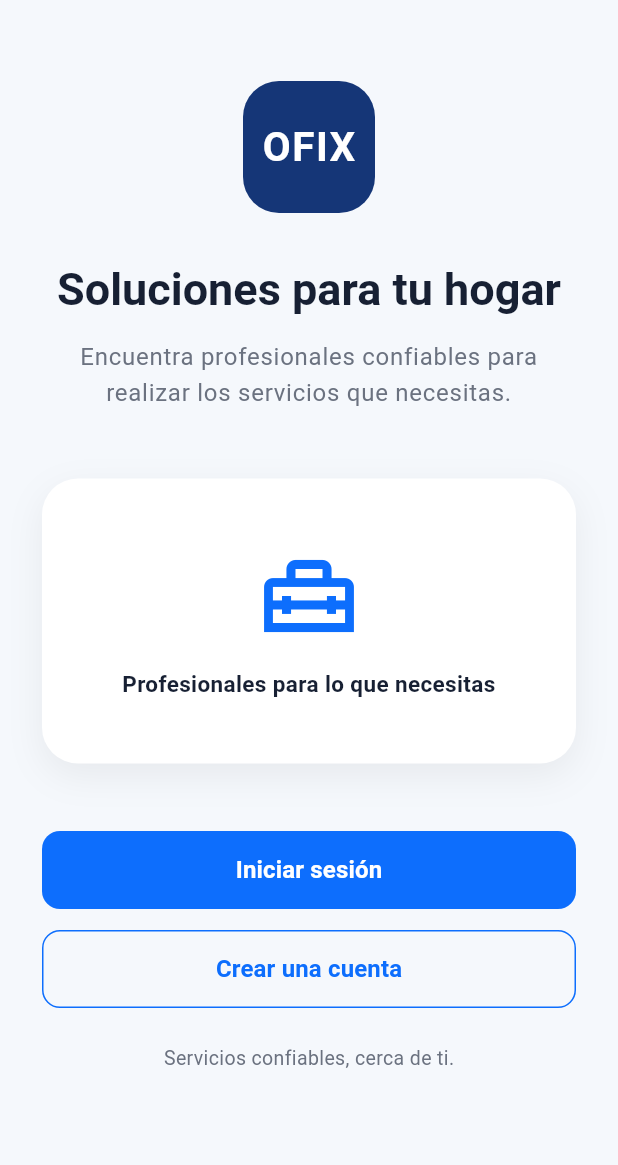
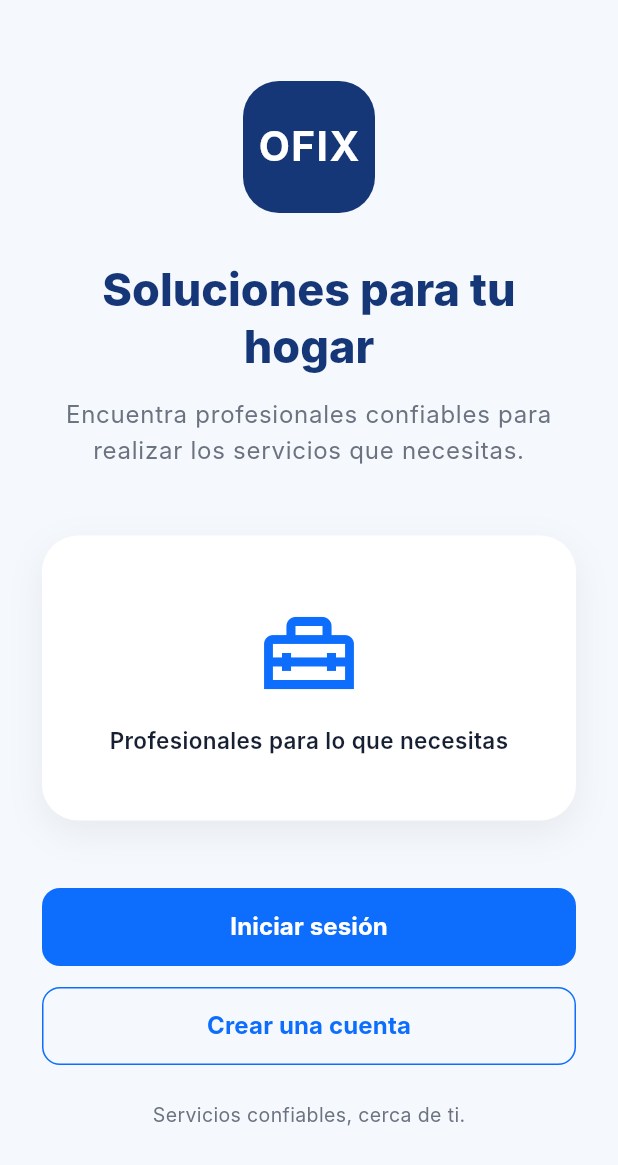
Before and after one commit to Alexander-RV/ofix_app, a Flutter app: the screen it shows after launch, on a phone screen of 412 x 824 dp. Shown: the top 1165 px of the screen. Run offline on Flutter 3.47's test engine with Material 3 defaults, Android fonts, the phone set to English and light mode, and no system bars; our stand-ins replace shared_preferences; Roboto replaces fonts that are missing (Inter).

Commit message:
feat(app): sistema de diseño OFIX (tema y widgets reutilizables)

```diff
--- a/lib/theme/app_theme.dart
+++ b/lib/theme/app_theme.dart
@@ -1,6 +1,9 @@
 import 'package:flutter/material.dart';
 
+
+// ---------- Paleta OFIX ----------
 class OfixColors {
+  // Los nombres originales se conservan: las pantallas actuales los usan.
   static const Color primary = Color(0xFF0D6EFD);
   static const Color darkBlue = Color(0xFF153677);
 
@@ -13,66 +16,155 @@ class OfixColors {
   static const Color success = Color(0xFF16A34A);
   static const Color warning = Color(0xFFF59E0B);
   static const Color error = Color(0xFFDC2626);
+
+  // Nuevos: bordes y fondos suaves para chips, iconos y tarjetas
+  static const Color border = Color(0xFFE3E9F2);
+  static const Color primarySoft = Color(0xFFE8F0FE);
+  static const Color successSoft = Color(0xFFDCFCE7);
+  static const Color warningSoft = Color(0xFFFEF3C7);
+  static const Color errorSoft = Color(0xFFFEE2E2);
 }
 
+// ---------- Tema global ----------
+class OfixTheme {
+  // Radio estándar de campos y botones
+  static const double _radius = 12;
 
+  static ThemeData get theme {
+    // Estilos de texto base; luego se les aplica la fuente Inter
+    const baseText = TextTheme(
+      headlineLarge: TextStyle(
+        fontSize: 30,
+        fontWeight: FontWeight.w800,
+        color: OfixColors.darkBlue,
+      ),
+      headlineMedium: TextStyle(
+        fontSize: 24,
+        fontWeight: FontWeight.w800,
+        color: OfixColors.darkBlue,
+      ),
+      titleLarge: TextStyle(
+        fontSize: 20,
+        fontWeight: FontWeight.w700,
+        color: OfixColors.darkBlue,
+      ),
+      titleMedium: TextStyle(
+        fontSize: 16,
+        fontWeight: FontWeight.w700,
+        color: OfixColors.textPrimary,
+      ),
+      bodyLarge: TextStyle(
+        fontSize: 16,
+        color: OfixColors.textPrimary,
+      ),
+      bodyMedium: TextStyle(
+        fontSize: 14,
+        color: OfixColors.textSecondary,
+      ),
+      labelLarge: TextStyle(
+        fontSize: 15,
+        fontWeight: FontWeight.w600,
+      ),
+    );
 
-class OfixTheme {
-  static ThemeData theme = ThemeData(
+    return ThemeData(
       useMaterial3: true,
-
       scaffoldBackgroundColor: OfixColors.background,
 
       colorScheme: ColorScheme.fromSeed(
         seedColor: OfixColors.primary,
         brightness: Brightness.light,
+      ).copyWith(
+        primary: OfixColors.primary,
+        surface: OfixColors.white,
       ),
 
-    appBarTheme: const AppBarTheme(
+      // Inter se incluye como archivo local
+      // mientras no exista, Flutter usa la fuente por defecto sin fallar
+
+      fontFamily: 'Inter',
+      textTheme: baseText,
+
+      // Barra superior blanca, sin sombra ni tinte
+      appBarTheme: AppBarTheme(
         backgroundColor: OfixColors.white,
         foregroundColor: OfixColors.textPrimary,
+        surfaceTintColor: Colors.transparent,
         elevation: 0,
-    ),
-
-    textTheme: const TextTheme(
-      headlineLarge: TextStyle(
-        fontSize: 30,
-        fontWeight: FontWeight.bold,
-        color: OfixColors.textPrimary,
-      ),
-
-      headlineMedium: TextStyle(
-        fontSize: 24,
-        fontWeight: FontWeight.bold,
-        color: OfixColors.textPrimary,
-      ),
-
-      titleLarge: TextStyle(
-        fontSize: 20,
-        fontWeight: FontWeight.bold,
-        color: OfixColors.textPrimary,
-      ),
-
-      bodyLarge: TextStyle(
-        fontSize: 16,
-        color: OfixColors.textPrimary,
-      ),
-
-      bodyMedium: TextStyle(
-        fontSize: 14,
-        color: OfixColors.textSecondary,
+        centerTitle: false,
+        titleTextStyle: const TextStyle(
+          fontSize: 18,
+          fontWeight: FontWeight.w700,
+          color: OfixColors.darkBlue,
         ),
       ),
 
+      // Tarjetas: blancas, borde fino, sin sombra
+      cardTheme: CardThemeData(
+        color: OfixColors.white,
+        surfaceTintColor: Colors.transparent,
+        elevation: 0,
+        shape: RoundedRectangleBorder(
+          borderRadius: BorderRadius.circular(16),
+          side: const BorderSide(color: OfixColors.border),
+        ),
+      ),
+
+      // Campos de texto: fondo blanco y borde suave
+      inputDecorationTheme: InputDecorationTheme(
+        filled: true,
+        fillColor: OfixColors.white,
+        contentPadding:
+            const EdgeInsets.symmetric(horizontal: 16, vertical: 16),
+        hintStyle: const TextStyle(color: Color(0xFF9CA3AF)),
+        border: OutlineInputBorder(
+          borderRadius: BorderRadius.circular(_radius),
+          borderSide: const BorderSide(color: OfixColors.border),
+        ),
+        enabledBorder: OutlineInputBorder(
+          borderRadius: BorderRadius.circular(_radius),
+          borderSide: const BorderSide(color: OfixColors.border),
+        ),
+        focusedBorder: OutlineInputBorder(
+          borderRadius: BorderRadius.circular(_radius),
+          borderSide:
+              const BorderSide(color: OfixColors.primary, width: 1.6),
+        ),
+        errorBorder: OutlineInputBorder(
+          borderRadius: BorderRadius.circular(_radius),
+          borderSide: const BorderSide(color: OfixColors.error),
+        ),
+        focusedErrorBorder: OutlineInputBorder(
+          borderRadius: BorderRadius.circular(_radius),
+          borderSide: const BorderSide(color: OfixColors.error, width: 1.6),
+        ),
+      ),
+
+      // Botones (mismo ancho completo que ya usaban las pantallas)
       elevatedButtonTheme: ElevatedButtonThemeData(
         style: ElevatedButton.styleFrom(
           backgroundColor: OfixColors.primary,
           foregroundColor: OfixColors.white,
           minimumSize: const Size(double.infinity, 52),
           shape: RoundedRectangleBorder(
-          borderRadius: BorderRadius.circular(12),
+            borderRadius: BorderRadius.circular(_radius),
           ),
           elevation: 0,
+        ),
+      ),
+
+      filledButtonTheme: FilledButtonThemeData(
+        style: FilledButton.styleFrom(
+          backgroundColor: OfixColors.primary,
+          foregroundColor: OfixColors.white,
+          minimumSize: const Size(0, 52),
+          textStyle: const TextStyle(
+            fontSize: 15,
+            fontWeight: FontWeight.w600,
+          ),
+          shape: RoundedRectangleBorder(
+            borderRadius: BorderRadius.circular(_radius),
+          ),
         ),
       ),
 
@@ -80,13 +172,61 @@ class OfixTheme {
         style: OutlinedButton.styleFrom(
           foregroundColor: OfixColors.primary,
           minimumSize: const Size(double.infinity, 52),
-        side: const BorderSide(
-          color: OfixColors.primary,
-        ),
+          side: const BorderSide(color: OfixColors.primary),
           shape: RoundedRectangleBorder(
-          borderRadius: BorderRadius.circular(12),
+            borderRadius: BorderRadius.circular(_radius),
           ),
         ),
       ),
+
+      textButtonTheme: TextButtonThemeData(
+        style: TextButton.styleFrom(
+          foregroundColor: OfixColors.primary,
+          textStyle: const TextStyle(fontWeight: FontWeight.w600),
+        ),
+      ),
+
+      // Barra de navegación inferior (celular)
+      navigationBarTheme: NavigationBarThemeData(
+        backgroundColor: OfixColors.white,
+        surfaceTintColor: Colors.transparent,
+        indicatorColor: OfixColors.primarySoft,
+        labelTextStyle: WidgetStateProperty.resolveWith((states) {
+          final activo = states.contains(WidgetState.selected);
+          return TextStyle(
+            fontSize: 12,
+            fontWeight: activo ? FontWeight.w700 : FontWeight.w500,
+            color: activo ? OfixColors.primary : OfixColors.textSecondary,
+          );
+        }),
+        iconTheme: WidgetStateProperty.resolveWith((states) {
+          final activo = states.contains(WidgetState.selected);
+          return IconThemeData(
+            color: activo ? OfixColors.primary : OfixColors.textSecondary,
+          );
+        }),
+      ),
+
+      // Diálogos y avisos con esquinas redondeadas
+      dialogTheme: DialogThemeData(
+        backgroundColor: OfixColors.white,
+        surfaceTintColor: Colors.transparent,
+        shape: RoundedRectangleBorder(
+          borderRadius: BorderRadius.circular(20),
+        ),
+      ),
+
+      snackBarTheme: SnackBarThemeData(
+        behavior: SnackBarBehavior.floating,
+        shape: RoundedRectangleBorder(
+          borderRadius: BorderRadius.circular(_radius),
+        ),
+      ),
+
+      dividerTheme: const DividerThemeData(
+        color: OfixColors.border,
+        thickness: 1,
+      ),
     );
   }
+}
```
Also changed, not shown: lib/widgets/ofix_widgets.dart (added, +248 -0 lines). Lines whose indentation alone changed are shown as unchanged.
